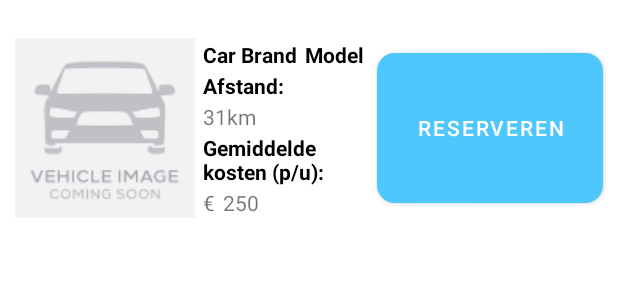
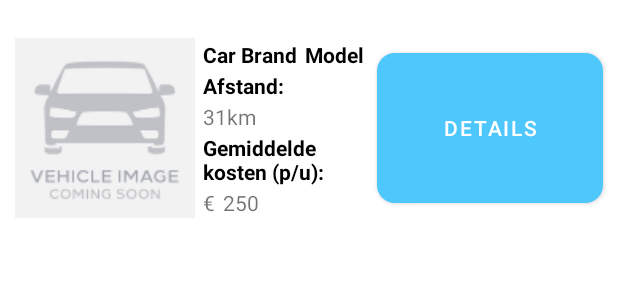
Before and after one commit to gerardstn/RMC-Android, an Android app: the layout singlecar_listview_layout.xml on its own in the app's theme, with its tools: preview values and no code run, on a phone screen of 412 x 824 dp. Shown: the top 300 px of the screen. Run offline under Robolectric (Android 15) with nearby library versions, the phone set to English and light mode, and no system bars.

Commit message:
Change button text to details

```diff
--- a/app/src/main/res/layout/singlecar_listview_layout.xml
+++ b/app/src/main/res/layout/singlecar_listview_layout.xml
@@ -112,6 +112,6 @@
             android:layout_marginEnd="10dp"
             android:layout_marginBottom="10dp"
             android:layout_toEndOf="@+id/iv_car"
-            android:text="Reserveren" />
+            android:text="Details" />
     </RelativeLayout>
 </RelativeLayout>
```
